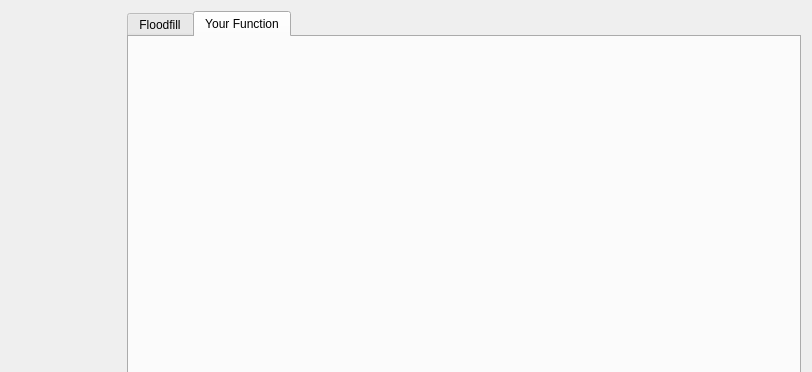
Above: main.ui from wuxiaohua1011/ATLAS_Coding_Challenge before the change; both pictures show x 565 to 1377 and y 0 to 372 of the 1377 by 813 pixel window. Below: the same form after it.
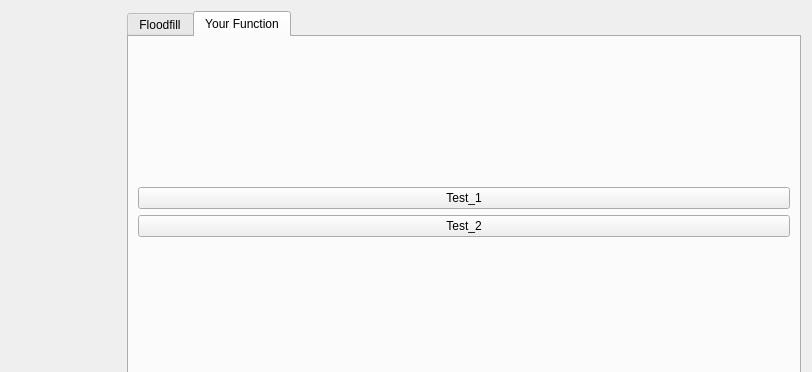
That is the form after the change.

```diff
--- a/main.ui
+++ b/main.ui
@@ -90,6 +90,32 @@
         <attribute name="title">
          <string>Your Function</string>
         </attribute>
+        <layout class="QVBoxLayout" name="verticalLayout_2">
+         <item>
+          <layout class="QVBoxLayout" name="verticalLayout">
+           <item>
+            <widget class="QPushButton" name="btn_floodfill_done">
+             <property name="text">
+              <string>Test_1</string>
+             </property>
+             <property name="autoDefault">
+              <bool>false</bool>
+             </property>
+            </widget>
+           </item>
+           <item>
+            <widget class="QPushButton" name="btn_floodfill_cancel">
+             <property name="text">
+              <string>Test_2</string>
+             </property>
+             <property name="autoDefault">
+              <bool>false</bool>
+             </property>
+            </widget>
+           </item>
+          </layout>
+         </item>
+        </layout>
        </widget>
       </widget>
      </item>
```
